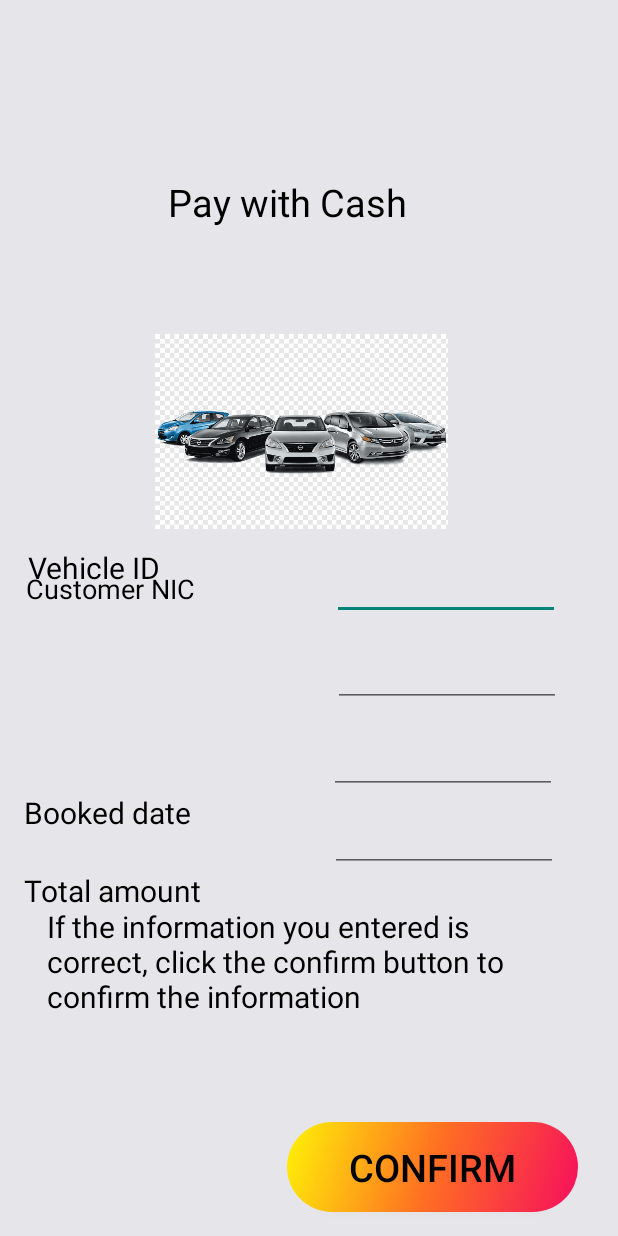
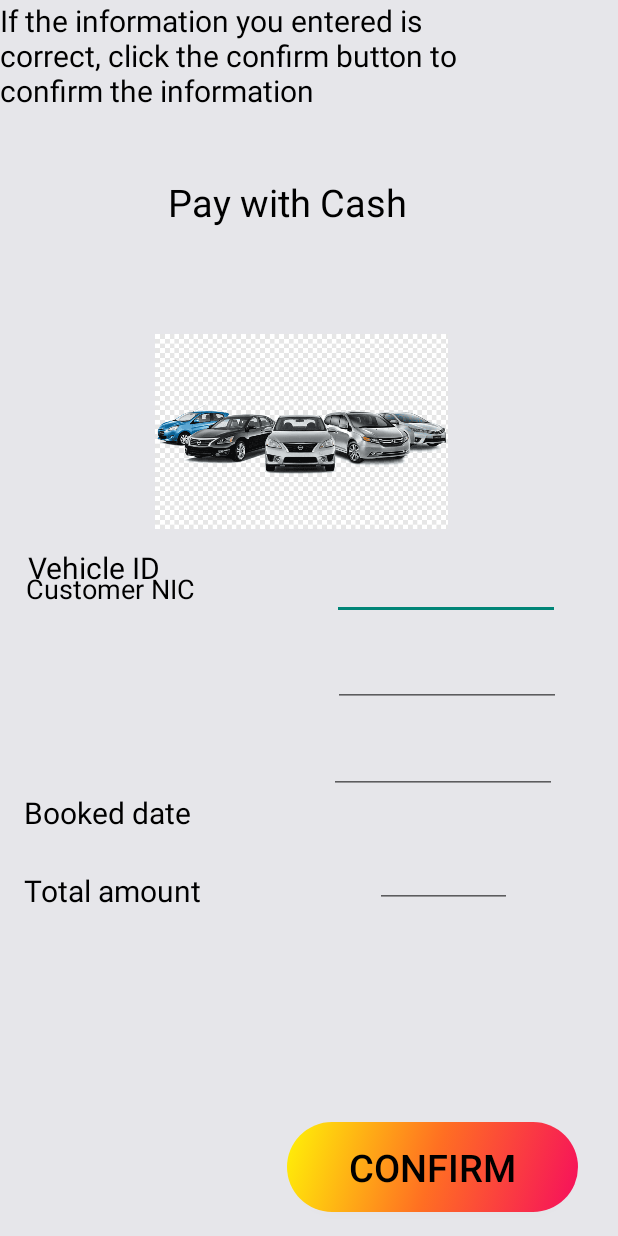
Before and after one commit to sandali8/Senyaka, an Android app: the cash screen opened directly, with no data from a screen before it, on a phone screen of 412 x 824 dp. Run offline under Robolectric (Android 15) with nearby library versions, the phone set to English and light mode, and no system bars; our stand-ins replace Firebase (no records; nobody signed in at launch, a user with empty details on screens opened directly).

```diff
--- a/app/src/main/java/com/example/senyakapro/MyAdapter_FAQ.java
+++ b/app/src/main/java/com/example/senyakapro/MyAdapter_FAQ.java
@@ -45,7 +45,7 @@ public class MyAdapter_FAQ extends RecyclerView.Adapter<MyAdapter_FAQ.MyViewHold
         Model_FAQ model = mList.get(position);
         //String xxx=String.valueOf(model.getQuc());
 
-        holder.question.setText(model.getQua());
+        holder.question.setText(model.getQuc());
         holder.answer.setText(model.getAns());
 
     }
--- a/app/src/main/res/layout/activity_cash.xml
+++ b/app/src/main/res/layout/activity_cash.xml
@@ -16,7 +16,7 @@
         android:layout_marginTop="64dp"
         android:layout_marginBottom="613dp"
         android:text="@string/payCash"
-        android:textColor="@color/design_default_color_on_secondary"
+        android:textColor="@color/black"
         android:textSize="25sp"
         app:layout_constraintBottom_toBottomOf="parent"
         app:layout_constraintEnd_toEndOf="parent"
@@ -49,7 +49,7 @@
         android:layout_marginEnd="262dp"
         android:layout_marginBottom="372dp"
         android:text="@string/VehicleID"
-        android:textColor="@color/design_default_color_on_secondary"
+        android:textColor="@color/black"
         android:textSize="20sp"
         app:layout_constraintBottom_toBottomOf="parent"
         app:layout_constraintEnd_toEndOf="parent"
@@ -67,7 +67,7 @@
         android:layout_marginEnd="225dp"
         android:layout_marginBottom="312dp"
         android:text="@string/customer_nic"
-        android:textColor="@color/design_default_color_on_secondary"
+        android:textColor="@color/black"
         android:textSize="18sp"
         app:layout_constraintBottom_toBottomOf="parent"
         app:layout_constraintEnd_toEndOf="parent"
@@ -85,7 +85,7 @@
         android:layout_marginEnd="240dp"
         android:layout_marginBottom="254dp"
         android:text="@string/BookedDate"
-        android:textColor="@color/design_default_color_on_secondary"
+        android:textColor="@color/black"
         android:textSize="20sp"
         android:textStyle="normal"
         app:layout_constraintBottom_toBottomOf="parent"
@@ -104,7 +104,7 @@
         android:layout_marginEnd="224sp"
         android:layout_marginBottom="198sp"
         android:text="@string/TotalAmount"
-        android:textColor="@android:color/black"
+        android:textColor="@color/black"
         android:textSize="20sp"
         app:layout_constraintBottom_toBottomOf="parent"
         app:layout_constraintEnd_toEndOf="parent"
@@ -124,10 +124,7 @@
         android:text="@string/Confirm"
         android:textColor="@color/black"
         android:textSize="20sp"
-        app:layout_constraintBottom_toBottomOf="parent"
-        app:layout_constraintEnd_toEndOf="parent"
-        app:layout_constraintStart_toStartOf="parent"
-        app:layout_constraintTop_toTopOf="parent"
+
         tools:ignore="MissingConstraints" />
 
     <Button
@@ -200,16 +197,14 @@
 
     <EditText
         android:id="@+id/txtamount"
-        android:layout_width="152dp"
-        android:layout_height="45dp"
+        android:layout_width="91dp"
+        android:layout_height="110dp"
         android:layout_marginStart="213dp"
         android:layout_marginTop="495dp"
         android:layout_marginEnd="34dp"
-        android:layout_marginBottom="202dp"
         android:autofillHints=""
         android:ems="10"
         android:inputType="textPersonName"
-        app:layout_constraintBottom_toBottomOf="parent"
         app:layout_constraintEnd_toEndOf="parent"
         app:layout_constraintStart_toStartOf="parent"
         app:layout_constraintTop_toTopOf="parent" />
```
